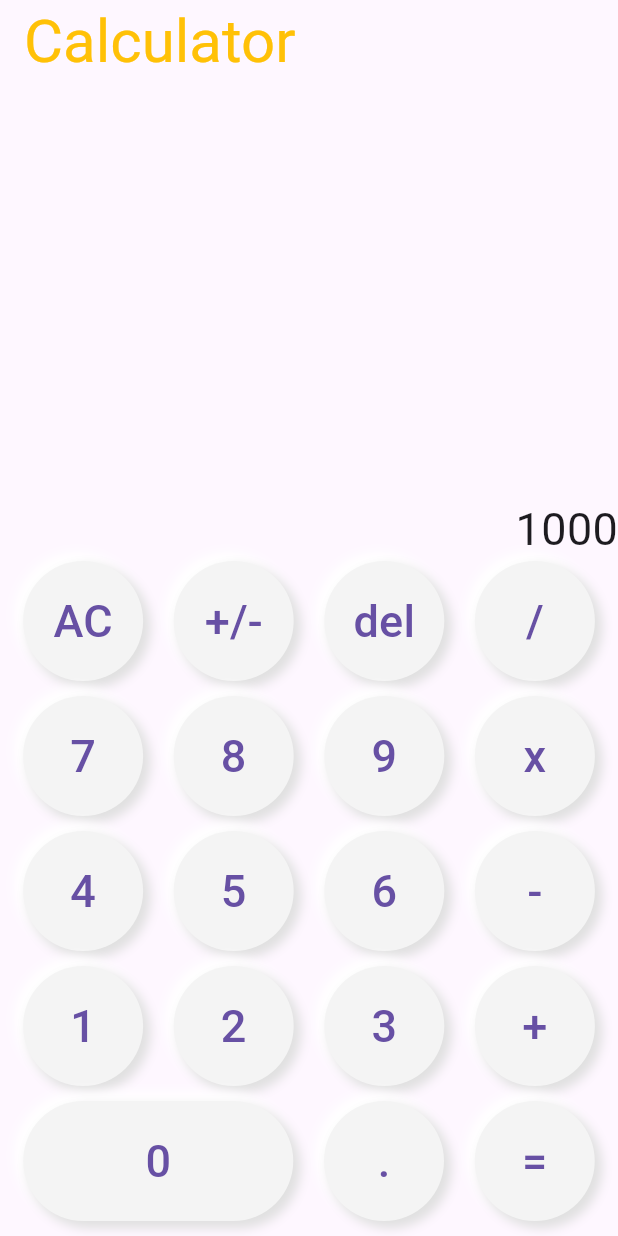
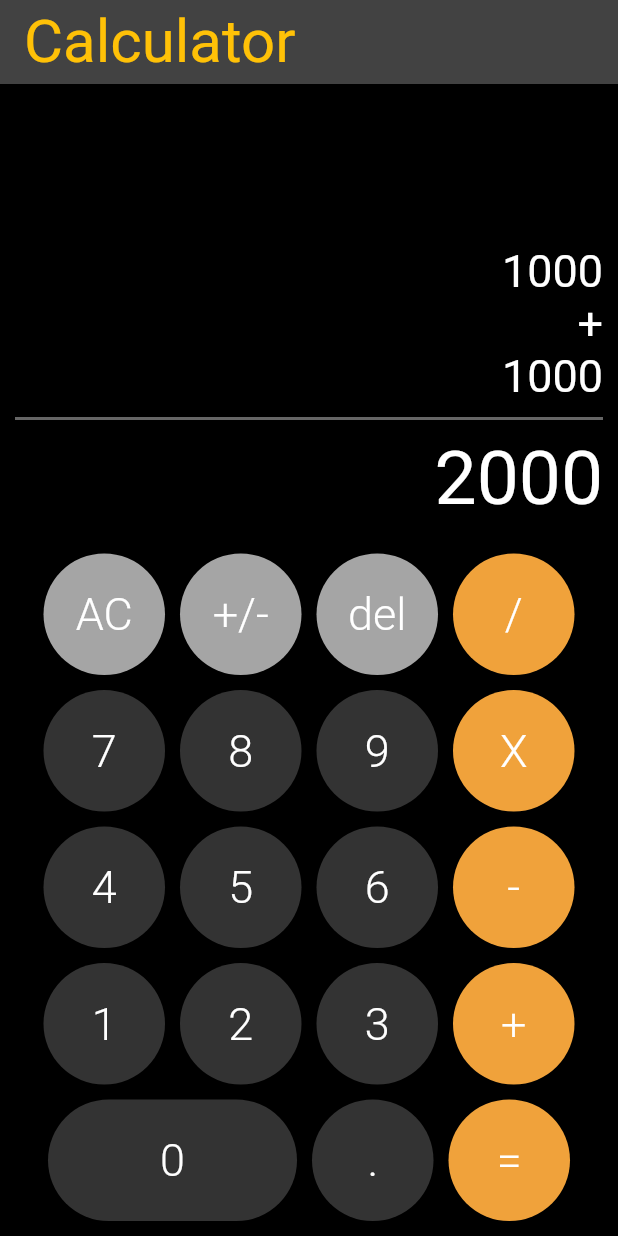
Before and after one commit to JosSid/calculator_flutter, a Flutter app: the screen it shows after launch, on a phone screen of 412 x 824 dp. Run offline on Flutter 3.47's test engine with Material 2 defaults, Android fonts, the phone set to English and light mode, and no system bars.

Commit message:
calculator design

```diff
--- a/lib/main.dart
+++ b/lib/main.dart
@@ -1,5 +1,4 @@
-import 'package:calculator/widgets/calculator_button.dart';
-import 'package:calculator/widgets/sub_result.dart';
+import 'package:calculator/screens/calculator_screen.dart';
 import 'package:flutter/material.dart';
 
 void main() {
@@ -14,9 +13,9 @@ class MyApp extends StatelessWidget {
   Widget build(BuildContext context) {
     return MaterialApp(
       debugShowCheckedModeBanner: false,
-      title: 'Flutter Demo',
-      theme: ThemeData(
-        useMaterial3: true,
+      title: 'Calculator',
+      theme: ThemeData.dark().copyWith(
+        scaffoldBackgroundColor: Colors.black
       ),
       home: const MyHomePage(),
     );
@@ -27,61 +26,6 @@ class MyHomePage extends StatelessWidget {
   const MyHomePage({super.key});
   @override
   Widget build(BuildContext context) {
-    return Scaffold(
-      appBar: AppBar(
-        title: const Text('Calculator'),
-        titleTextStyle: const TextStyle(color: Colors.amber, fontSize: 40),
-      ),
-      body:  Column(
-        mainAxisAlignment: MainAxisAlignment.end,
-        children: [
-          const SubResult(text: '1000'),
-          Row(
-            mainAxisAlignment: MainAxisAlignment.spaceEvenly,
-            children: [
-              CalculatorButton(textButton: 'AC', onPressed: () => {},),
-              CalculatorButton(textButton: '+/-', onPressed: () => {},),
-              CalculatorButton(textButton: 'del', onPressed: () => {},),
-              CalculatorButton(textButton: '/', onPressed: () => {},),
-            ],
-          ),
-          Row(
-            mainAxisAlignment: MainAxisAlignment.spaceEvenly,
-            children: [
-              CalculatorButton(textButton: '7', onPressed: () => {},),
-              CalculatorButton(textButton: '8', onPressed: () => {},),
-              CalculatorButton(textButton: '9', onPressed: () => {},),
-              CalculatorButton(textButton: 'x', onPressed: () => {},),
-            ],
-          ),
-
-          Row(
-            mainAxisAlignment: MainAxisAlignment.spaceEvenly,
-            children: [
-              CalculatorButton(textButton: '4', onPressed: () => {},),
-              CalculatorButton(textButton: '5', onPressed: () => {},),
-              CalculatorButton(textButton: '6', onPressed: () => {},),
-              CalculatorButton(textButton: '-', onPressed: () => {},),
-            ],
-          ),
-          Row(
-            mainAxisAlignment: MainAxisAlignment.spaceEvenly,
-            children: [
-              CalculatorButton(textButton: '1', onPressed: () => {},),
-              CalculatorButton(textButton: '2', onPressed: () => {},),
-              CalculatorButton(textButton: '3', onPressed: () => {},),
-              CalculatorButton(textButton: '+', onPressed: () => {},),
-            ],
-          ),
-          Row(
-            mainAxisAlignment: MainAxisAlignment.spaceEvenly,
-            children: [
-              CalculatorButton(textButton: '0', onPressed: () => {},width: 180,),
-              CalculatorButton(textButton: '.', onPressed: () => {},),
-              CalculatorButton(textButton: '=', onPressed: () => {},),
-            ],
-          ),
-        ],
-      ));
+    return const CalculatorScreen();
   }
 }
--- /dev/null
+++ b/lib/screens/calculator_screen.dart
@@ -0,0 +1,107 @@
+import 'package:calculator/widgets/calc_button.dart';
+import 'package:calculator/widgets/results_labels.dart';
+import 'package:flutter/material.dart';
+
+class CalculatorScreen extends StatelessWidget {
+  const CalculatorScreen({super.key});
+
+  @override
+  Widget build(BuildContext context) {
+    return Scaffold(
+      appBar: AppBar(
+        title: const Text('Calculator'),
+        titleTextStyle: const TextStyle(color: Colors.amber, fontSize: 40),
+      ),
+      body:  SafeArea(
+        child: Container(
+          margin: const EdgeInsets.symmetric( horizontal: 10 ),
+          child: Column(
+            mainAxisAlignment: MainAxisAlignment.end,
+            children: [
+              Expanded(
+                  child: Container(),
+                ),
+              const ResultsLabels(),
+              Row(
+                mainAxisAlignment: MainAxisAlignment.center,
+                children: [
+                  CalculatorButton(
+                    text: 'AC',
+                    bgColor: const Color(0xffA5A5A5 ),
+                    onPressed: () => {}
+                    ),
+                  CalculatorButton(
+                    text: '+/-',
+                    bgColor: const Color(0xffA5A5A5 ),
+                    onPressed: () => {}
+                    ),
+                  CalculatorButton(
+                    text: 'del',
+                    bgColor: const Color(0xffA5A5A5 ),
+                    onPressed: () => {}
+                    ),
+                  CalculatorButton(
+                        text: '/',
+                        bgColor: const Color(0xffF0A23B ),
+                        onPressed: () => {},
+                      ),
+                ],
+              ),
+              Row(
+                mainAxisAlignment: MainAxisAlignment.center,
+                children: [
+                  CalculatorButton(text: '7', onPressed: () => {},),
+                  CalculatorButton(text: '8', onPressed: () => {},),
+                  CalculatorButton(text: '9', onPressed: () => {},),
+                  CalculatorButton(
+                        text: 'X',
+                        bgColor: const Color(0xffF0A23B ),
+                        onPressed: () => {},
+                      ),
+                ],
+              ),
+
+              Row(
+                mainAxisAlignment: MainAxisAlignment.center,
+                children: [
+                  CalculatorButton(text: '4', onPressed: () => {},),
+                  CalculatorButton(text: '5', onPressed: () => {},),
+                  CalculatorButton(text: '6', onPressed: () => {},),
+                  CalculatorButton(
+                        text: '-',
+                        bgColor: const Color(0xffF0A23B ),
+                        onPressed: () => {},
+                      ),
+                ],
+              ),
+              Row(
+                mainAxisAlignment: MainAxisAlignment.center,
+                children: [
+                  CalculatorButton(text: '1', onPressed: () => {},),
+                  CalculatorButton(text: '2', onPressed: () => {},),
+                  CalculatorButton(text: '3', onPressed: () => {},),
+                  CalculatorButton(
+                        text: '+',
+                        bgColor: const Color(0xffF0A23B ),
+                        onPressed: () => {},
+                      ),
+                ],
+              ),
+              Row(
+                mainAxisAlignment: MainAxisAlignment.center,
+                children: [
+                  CalculatorButton(text: '0', onPressed: () => {},big: true,),
+                  CalculatorButton(text: '.', onPressed: () => {},),
+                  CalculatorButton(
+                        text: '=',
+                        bgColor: const Color(0xffF0A23B ),
+                        onPressed: () => {},
+                      ),
+                ],
+              ),
+            ],
+          ),
+        ),
+      ));
+  }
+}
--- /dev/null
+++ b/lib/widgets/calc_button.dart
@@ -0,0 +1,45 @@
+import 'package:flutter/material.dart';
+
+class CalculatorButton extends StatelessWidget {
+
+  final Color bgColor;
+  final bool big;
+  final String text;
+
+  final Function onPressed;
+
+  const CalculatorButton({
+    Key? key,
+    bgColor,
+    this.big = false,
+    required this.text,
+    required this.onPressed,
+  }): bgColor = bgColor ?? const Color(0xff333333),
+      super(key: key);
+
+
+  @override
+  Widget build(BuildContext context) {
+    // Button
+    final buttonStyle = TextButton.styleFrom(
+        backgroundColor: bgColor,
+        foregroundColor: Colors.white,
+        shape: const StadiumBorder(),
+    );
+
+    return Container(
+      margin: const EdgeInsets.only( bottom: 10, right: 5, left: 5 ),
+      child: TextButton(
+        style: buttonStyle,
+        child: SizedBox(
+          width: big ? 150 : 65,
+          height: 65,
+          child: Center(
+            child: Text( text , style: const TextStyle( fontSize: 30, fontWeight: FontWeight.w300 ),)
+          ),
+        ),
+        onPressed: () => onPressed(),
+      ),
+    );
+  }
+}
--- a/lib/widgets/calculator_button.dart
+++ b/lib/widgets/calculator_button.dart
@@ -1,19 +1,13 @@
 import 'package:flutter/material.dart';
 
-class CalculatorButton extends StatelessWidget {
+class CalculatorButtonAmorphic extends StatelessWidget {
   final String textButton;
   final Function onPressed;
   final Color? bgColor;
   final double? width;
   final double? height;
 
-  const CalculatorButton(
-      {super.key,
-      required this.textButton,
-      required this.onPressed,
-      this.bgColor,
-      this.width,
-      this.height});
+  const CalculatorButtonAmorphic({super.key, required this.textButton, required this.onPressed, this.bgColor, this.width, this.height});
 
   @override
   Widget build(BuildContext context) {
--- /dev/null
+++ b/lib/widgets/line_separator.dart
@@ -0,0 +1,15 @@
+import 'package:flutter/material.dart';
+
+class LineSeparator extends StatelessWidget {
+  const LineSeparator({super.key});
+
+  @override
+  Widget build(BuildContext context) {
+    return Container(
+      width: double.infinity,
+      height: 2,
+      color: Colors.white.withOpacity(0.4),
+      margin: const EdgeInsets.symmetric( vertical: 10 )
+    );
+  }
+}
--- /dev/null
+++ b/lib/widgets/main_result.dart
@@ -0,0 +1,15 @@
+import 'package:flutter/material.dart';
+
+class MainResult extends StatelessWidget {
+  final String text;
+  const MainResult({super.key, required this.text});
+
+  @override
+  Widget build(BuildContext context) {
+    return Container(
+      margin: const EdgeInsets.only(bottom: 20),
+      alignment: Alignment.centerRight,
+      child: Text(text, style: const TextStyle(fontSize: 50),),
+    );
+  }
+}
--- /dev/null
+++ b/lib/widgets/results_labels.dart
@@ -0,0 +1,20 @@
+import 'package:calculator/widgets/line_separator.dart';
+import 'package:calculator/widgets/main_result.dart';
+import 'package:calculator/widgets/sub_result.dart';
+import 'package:flutter/material.dart';
+
+class ResultsLabels extends StatelessWidget {
+  const ResultsLabels({super.key});
+
+  @override
+  Widget build(BuildContext context) {
+    return const Column(
+          children: [
+            SubResult(text: '1000' ),
+            SubResult(text: '+' ),
+            SubResult(text: '1000' ),
+            LineSeparator(),
+            MainResult(text: '2000' ),
+          ],);
+  }
+}
```
Also changed, not shown: lib/widgets/sub_result.dart (+5 -2 lines).
